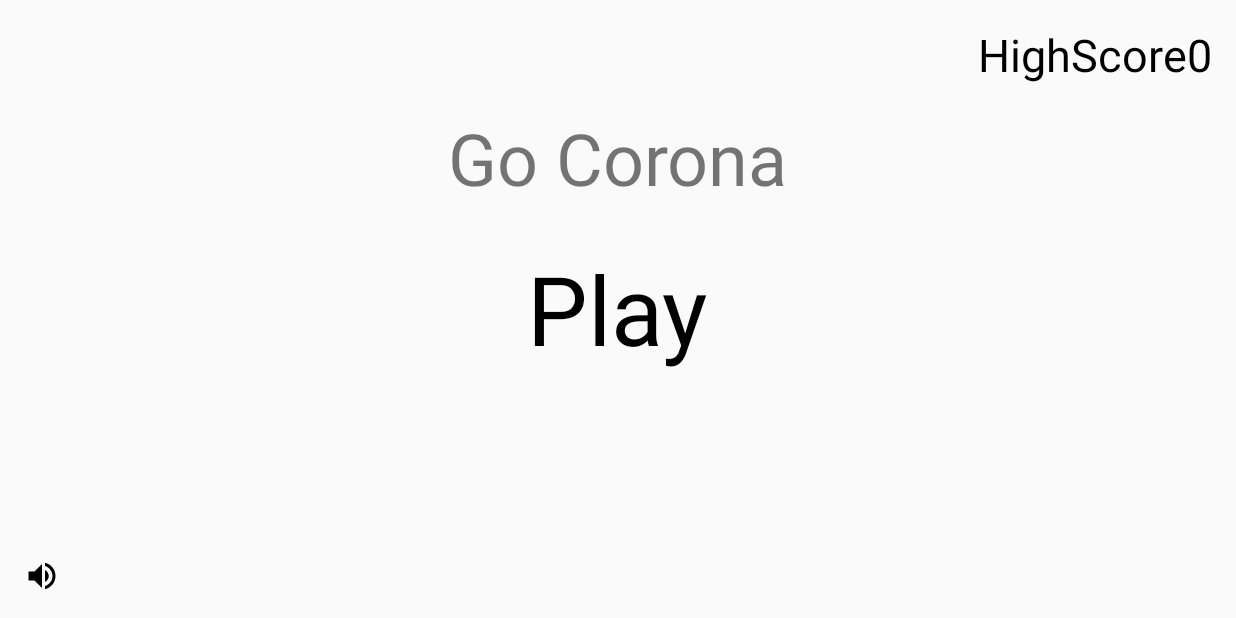
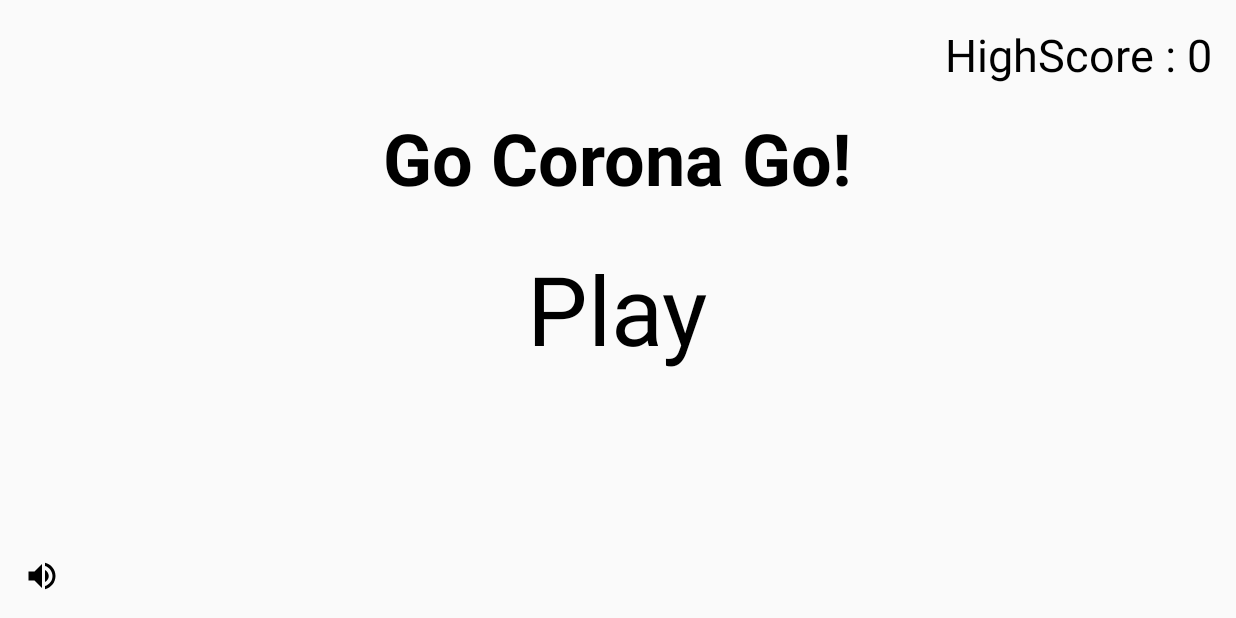
Before and after one commit to Abhilekh41/Namovid, an Android app: the screen it shows after launch (MainActivity), on a phone screen of 824 x 412 dp (held sideways). Run offline under Robolectric (Android 15) with nearby library versions, the phone set to English and light mode, and no system bars.

```diff
--- a/app/src/main/java/com/abhilekh/namovid/GameView.java
+++ b/app/src/main/java/com/abhilekh/namovid/GameView.java
@@ -255,7 +255,7 @@ public class GameView extends SurfaceView implements Runnable{
     private void waitBeforeExiting()
     {
         try {
-            Thread.sleep(3000);
+            Thread.sleep(1000);
             activity.startActivity(new Intent(activity,MainActivity.class));
             activity.finish();
         } catch (InterruptedException e) {
--- a/app/src/main/java/com/abhilekh/namovid/MainActivity.java
+++ b/app/src/main/java/com/abhilekh/namovid/MainActivity.java
@@ -31,7 +31,7 @@ public class MainActivity extends AppCompatActivity {
         TextView highScore = findViewById(R.id.highScore);
 
         final SharedPreferences sharedPreferences =  getSharedPreferences("game",MODE_PRIVATE);
-        highScore.setText("HighScore" +  sharedPreferences.getInt("highscore",0));
+        highScore.setText("HighScore : " +  sharedPreferences.getInt("highscore",0));
 
         isMute = sharedPreferences.getBoolean("isMute",false);
 
--- a/app/src/main/res/layout/activity_main.xml
+++ b/app/src/main/res/layout/activity_main.xml
@@ -17,7 +17,9 @@
         android:layout_width="wrap_content"
         android:layout_height="wrap_content"
         android:textSize="48sp"
-        android:text="Go Corona"
+        android:text="Go Corona Go!"
+        android:textStyle="bold"
+        android:textColor="#000000"
         android:layout_above="@id/play"
         android:layout_below="@id/highScore"
         android:layout_centerHorizontal="true"/>
```
Also changed, not shown: app/src/main/java/com/abhilekh/namovid/GameActivity.java (+13 -0 lines).
